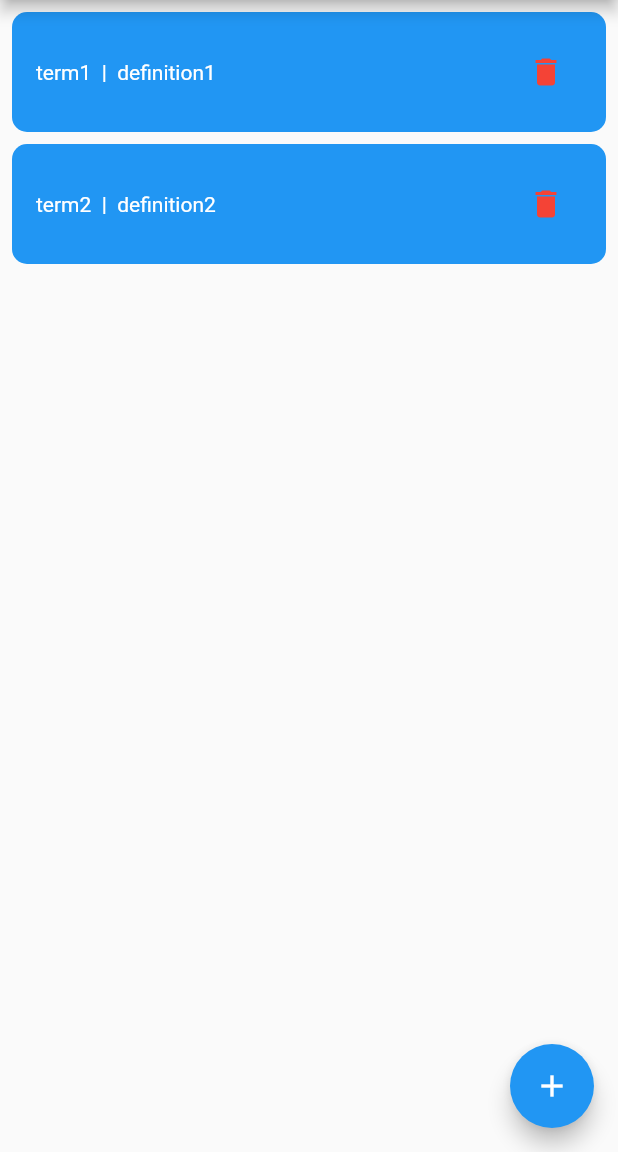
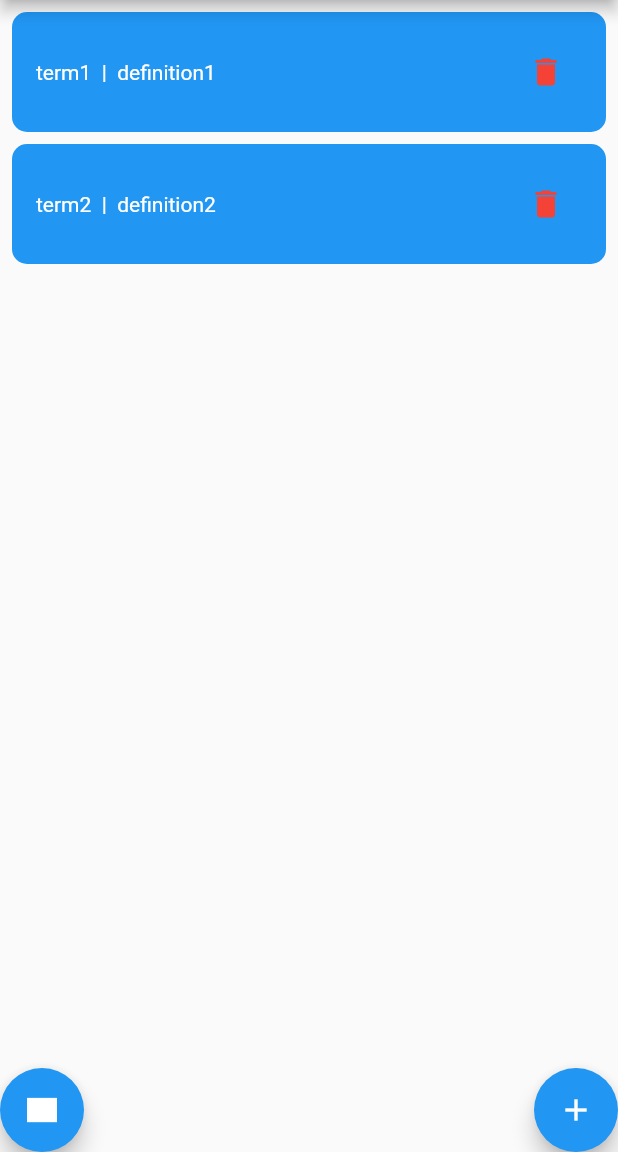
Before and after one commit to aaaluzzi/flashcards_app, a Flutter app: the screen it shows after launch, on a phone screen of 412 x 824 dp, the part 84-1236 px from its top. Run offline on Flutter 3.47's test engine with Material 2 defaults, Android fonts, the phone set to English and light mode, and no system bars.

```diff
--- a/lib/main.dart
+++ b/lib/main.dart
@@ -1,4 +1,5 @@
 import 'package:flashcards/flashcard_data.dart';
+import 'package:flashcards/quiz_view.dart';
 import 'package:flutter/material.dart';
 import 'package:provider/provider.dart';
 
@@ -83,16 +84,32 @@ class MyHomePage extends StatelessWidget {
             ),
           ),
         ),
-        floatingActionButton: FloatingActionButton(
+        floatingActionButton: Row(
+          mainAxisAlignment: MainAxisAlignment.spaceBetween,
+          children: [
+            FloatingActionButton(
               onPressed: () {
                 Navigator.push(
                   context,
-                MaterialPageRoute(
-                    builder: (context) => const AddFlashcardPage()));
+                  MaterialPageRoute(builder: (context) => const QuizViewPage()),
+                );
+              },
+              tooltip: 'Quiz View',
+              child: const Icon(Icons.rectangle),
+            ),
+            FloatingActionButton(
+              onPressed: () {
+                Navigator.push(
+                  context,
+                  MaterialPageRoute(builder: (context) => const AddFlashcardPage()),
+                );
               },
               tooltip: 'Add Flashcard',
               child: const Icon(Icons.add),
             ),
+          ],
+        ),
+        floatingActionButtonLocation: FloatingActionButtonLocation.centerDocked,
       ),
     );
   }
```
Also changed, not shown: lib/quiz_view.dart (added, +14 -0 lines). Lines whose indentation alone changed are shown as unchanged.
